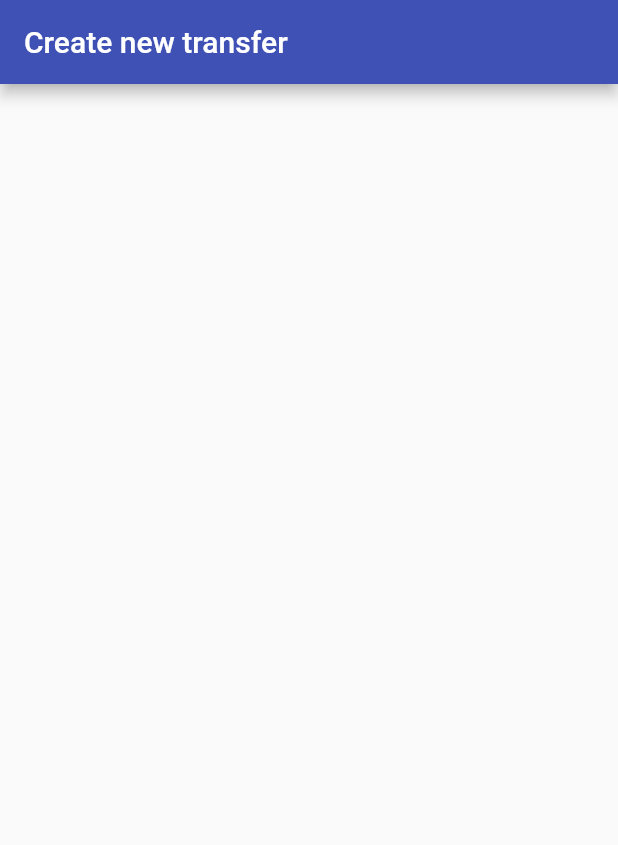
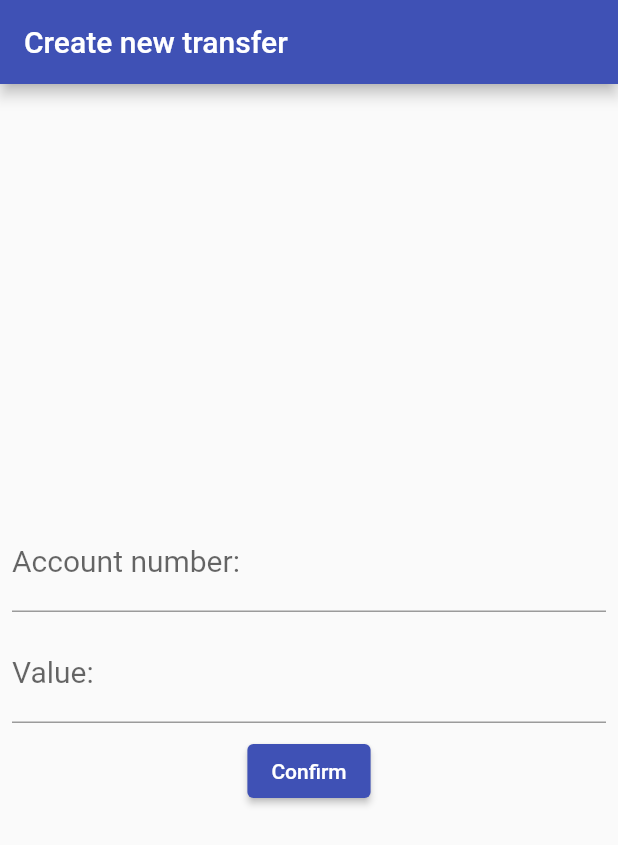
Before and after one commit to andrelake/bankApp-flutter, a Flutter app: the screen it shows after launch, on a phone screen of 412 x 824 dp. Shown: the top 845 px of the screen. Run offline on Flutter 3.47's test engine with Material 2 defaults, Android fonts, the phone set to English and light mode, and no system bars.

Commit message:
Refactoring inputText from form page

```diff
--- /dev/null
+++ b/lib/components/inputText.component.dart
@@ -0,0 +1,25 @@
+import 'package:flutter/material.dart';
+
+class InputText extends StatelessWidget {
+  final TextEditingController _controller;
+  final String _label;
+  final String _hint;
+
+  InputText(this._controller, this._label, this._hint);
+
+  @override
+  Widget build(BuildContext context) {
+    return Padding(
+      padding: const EdgeInsets.fromLTRB(8, 8, 8, 0),
+      child: TextField(
+        style: TextStyle(fontSize: 20),
+        controller: _controller,
+        decoration: InputDecoration(
+            labelText: _label,
+            hintText: _hint,
+        ),
+        keyboardType: TextInputType.number,
+      ),
+    );
+  }
+}
--- a/lib/model/transfer.dart
+++ b/lib/model/transfer.dart
@@ -3,4 +3,9 @@ class Transfer {
   final int accNumber;
 
   Transfer(this.value, this.accNumber);
+
+  @override
+  String toString() {
+    return 'Transfer{value: $value, accNumber: $accNumber}';
+  }
 }
--- a/lib/pages/transfer-form.page.dart
+++ b/lib/pages/transfer-form.page.dart
@@ -1,6 +1,11 @@
 import 'package:flutter/material.dart';
+import 'package:lakebank_flutter/components/inputText.component.dart';
+import 'package:lakebank_flutter/model/transfer.dart';
 
 class TransferForm extends StatelessWidget{
+  final TextEditingController _accNumberInputController = TextEditingController();
+  final TextEditingController _valueInputController = TextEditingController();
+
   @override
   Widget build(BuildContext context) {
     return Scaffold(
@@ -8,7 +13,37 @@ class TransferForm extends StatelessWidget{
           title: const Text('Create new transfer'),
           backgroundColor: Colors.indigo,
         ),
-        body: Container()
+        body: Column(
+          mainAxisAlignment: MainAxisAlignment.center,
+          children: [
+            InputText(
+                _accNumberInputController,
+              "Account number:",
+              "00000"
+            ),
+            InputText(
+              _valueInputController,
+              "Value:",
+              "00.0"
+            ),
+            Padding(
+              padding: const EdgeInsets.all(8.0),
+              child: ElevatedButton(
+                  style: ButtonStyle(
+                      backgroundColor: MaterialStateProperty.all<Color>(Colors.indigo)),
+                  child: Text("Confirm"),
+                  onPressed: ()=> _createTransfer()),
+            )
+          ],
+        )
     );
   }
+
+  void _createTransfer() {
+    final int accNum = int.tryParse(_accNumberInputController.text);
+    final double value = double.tryParse(_valueInputController.text);
+    if(accNum!=null && value!=null) {
+      final newTransfer = Transfer(value, accNum);
+    }
+  }
 }
```
